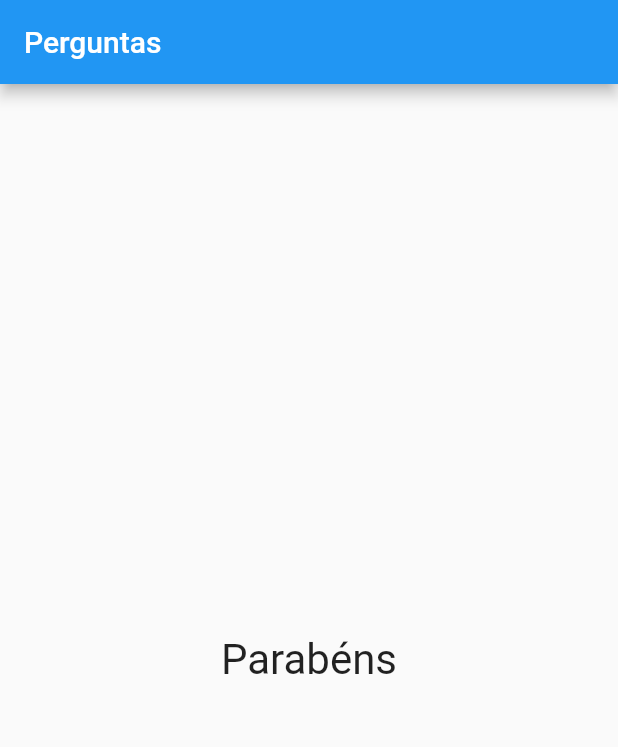
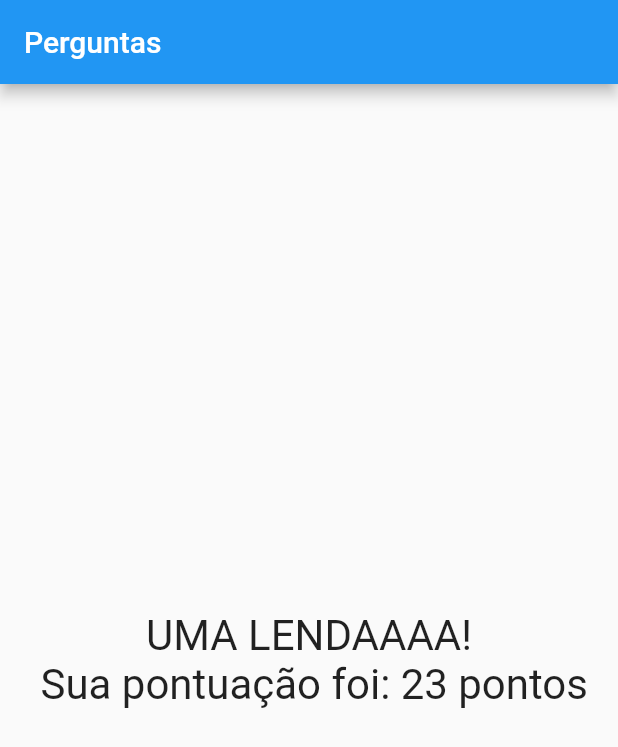
Before and after one commit to AntonioMarcosRosa/cod3r_course-first_project, a Flutter app: the screen it shows after launch, after a tap on "Preto", after a tap on "Cobra", after a tap on "Leo", on a phone screen of 412 x 824 dp. Shown: the top 747 px of the screen. Run offline on Flutter 3.47's test engine with Material 2 defaults, Android fonts, the phone set to English and light mode, and no system bars.

Commit message:
Ninth classroom

```diff
--- a/lib/main.dart
+++ b/lib/main.dart
@@ -6,26 +6,43 @@ main() => runApp(const PerguntaApp());
 
 class _PerguntaAppState extends State<PerguntaApp> {
   var _perguntaSelecionada = 0;
+  var _pontuacaoTotal = 0;
 
   final List<Map<String, Object>> _perguntas = const [
     {
       'texto': 'Qual a sua cor favorita?',
-      'respostas': ['Preto', 'Vermelho', 'Verde', 'Branco']
+      'respostas': [
+        {'texto': 'Preto', 'pontuacao': 10},
+        {'texto': 'Vermelho', 'pontuacao': 5},
+        {'texto': 'Verde', 'pontuacao': 3},
+        {'texto': 'Branco', 'pontuacao': 1},
+      ]
     },
     {
       'texto': 'Qual o seu animal favorito?',
-      'respostas': ['Coelho', 'Cobra', 'Elefante', 'Leão']
+      'respostas': [
+        {'texto': 'Coelho', 'pontuacao': 1},
+        {'texto': 'Cobra', 'pontuacao': 3},
+        {'texto': 'Elefante', 'pontuacao': 5},
+        {'texto': 'Leão', 'pontuacao': 10},
+      ]
     },
     {
       'texto': 'Qual o seu instrutor favorito?',
-      'respostas': ['Maria', 'João', 'Leo', 'Pedro']
+      'respostas': [
+        {'texto': 'Maria', 'pontuacao': 3},
+        {'texto': 'João', 'pontuacao': 5},
+        {'texto': 'Leo', 'pontuacao': 10},
+        {'texto': 'Pedro', 'pontuacao': 1},
+      ]
     },
   ];
 
-  void _responder() {
+  void _responder(int pontucao) {
     if (temPerguntaSelecionada) {
       setState(() {
         _perguntaSelecionada++;
+        _pontuacaoTotal += pontucao;
       });
     }
   }
@@ -36,7 +53,6 @@ class _PerguntaAppState extends State<PerguntaApp> {
 
   @override
   Widget build(BuildContext context) {
-
     return MaterialApp(
       home: Scaffold(
           appBar: AppBar(title: const Text('Perguntas')),
@@ -45,7 +61,7 @@ class _PerguntaAppState extends State<PerguntaApp> {
                   perguntas: _perguntas,
                   perguntaSelecionada: _perguntaSelecionada,
                   quandoResponder: _responder)
-              : const Resultado('Parabéns')),
+              : Resultado('Parabéns', _pontuacaoTotal)),
     );
   }
 }
--- a/lib/questionario.dart
+++ b/lib/questionario.dart
@@ -5,7 +5,7 @@ import './resposta.dart';
 class Questionario extends StatelessWidget {
   final List<Map<String, Object>> perguntas;
   final int perguntaSelecionada;
-  final void Function() quandoResponder;
+  final void Function(int) quandoResponder;
 
   const Questionario(
       {super.key,
@@ -13,24 +13,25 @@ class Questionario extends StatelessWidget {
       required this.perguntaSelecionada,
       required this.quandoResponder});
 
-
   bool get temPerguntaSelecionada {
     return perguntaSelecionada < perguntas.length;
   }
 
   @override
   Widget build(BuildContext context) {
-
-  List<String> respostas = temPerguntaSelecionada
-  ? perguntas[perguntaSelecionada].cast()['respostas']
-  : [];
+    List<Map<String, Object>> respostas = temPerguntaSelecionada
+        ? perguntas[perguntaSelecionada].cast()['respostas']
+        : [];
 
     return Column(
       children: <Widget>[
         Questao(perguntas[perguntaSelecionada]['texto'].toString()),
-        ...respostas
-            .map((texto) => Resposta(texto, quandoResponder))
-            .toList(),
+        ...respostas.map((resp) {
+          return Resposta(
+            resp['texto'].toString(),
+            () => quandoResponder(int.parse(resp['pontuacao'].toString())),
+          );
+        }).toList(),
       ],
     );
   }
--- a/lib/resultado.dart
+++ b/lib/resultado.dart
@@ -2,16 +2,32 @@ import 'package:flutter/material.dart';
 
 class Resultado extends StatelessWidget {
   final String texto;
+  final int pontuacao;
 
-  const Resultado(this.texto, {super.key});
+  const Resultado(this.texto, this.pontuacao, {super.key});
+
+  String get fraseResultado {
+    if (pontuacao < 8) {
+      return 'Parabéns!\n Sua pontuação foi: $pontuacao pontos';
+    } else if (pontuacao < 12) {
+      return 'Nossa você é bom!\n Sua pontuação foi: $pontuacao pontos';
+    } else if (pontuacao < 16) {
+      return 'WOOOWwww!\n Sua pontuação foi: $pontuacao pontos';
+    } else {
+      return 'UMA LENDAAAA!\n Sua pontuação foi: $pontuacao pontos';
+    }
+  }
 
   @override
   Widget build(BuildContext context) {
     return Center(
-      child: Text(texto,
-          style: const TextStyle(
-            fontSize: 28,
-          )),
+      child: Text(
+        fraseResultado,
+        style: const TextStyle(
+          fontSize: 28,
+        ),
+        textAlign: TextAlign.center,
+      ),
     );
   }
 }
```
Also changed, not shown: 1 other file.
